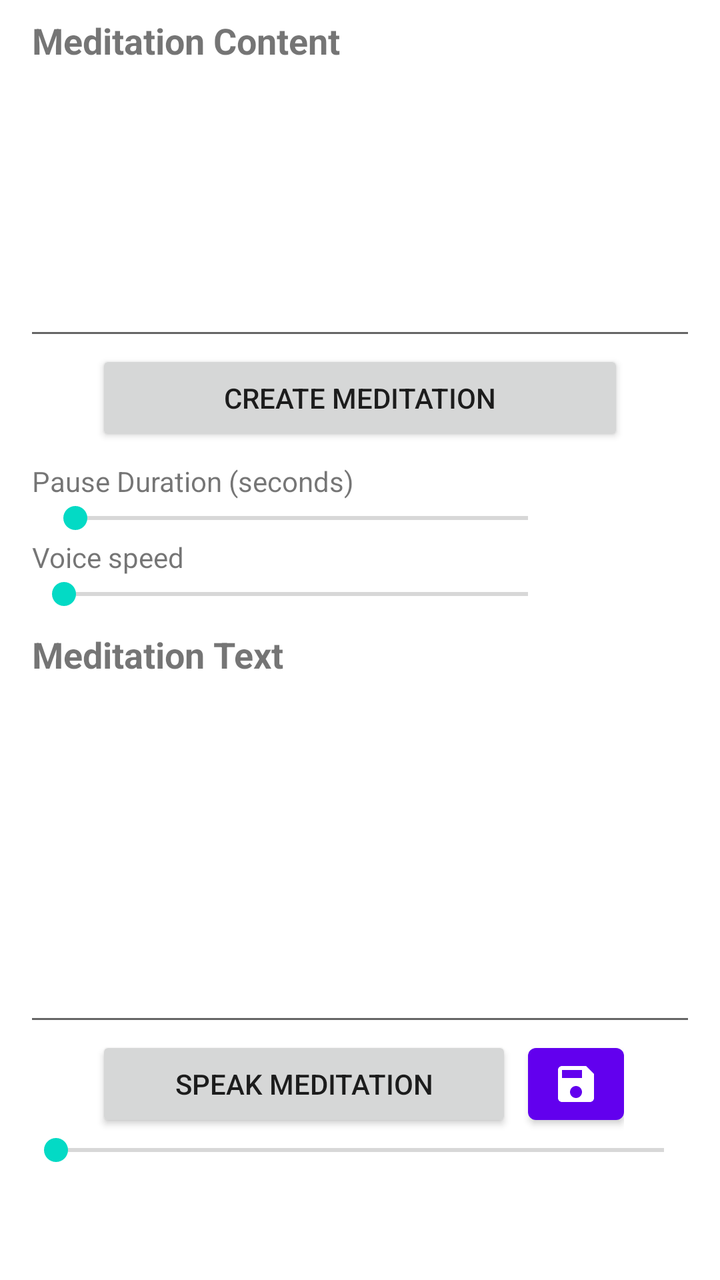
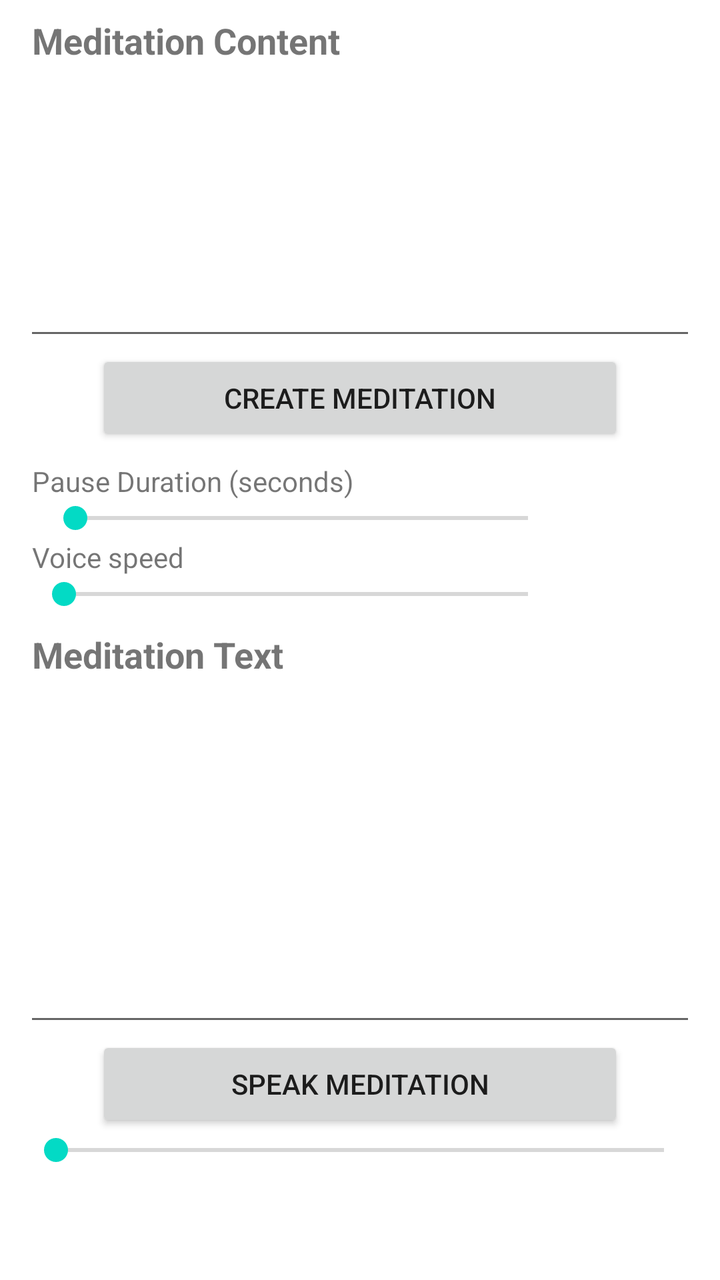

An Android layout rendered at two revisions. The XML below is the earlier revision; the diff shows what the commit changed to produce the second picture.
<!-- AndroidManifest.xml: application theme Theme.MyMeditation -->
<!-- res/layout/fragment_meditation.xml -->
<?xml version="1.0" encoding="utf-8"?>
<LinearLayout xmlns:android="http://schemas.android.com/apk/res/android"
    xmlns:app="http://schemas.android.com/apk/res-auto"
    android:layout_width="match_parent"
    android:layout_height="match_parent"
    android:orientation="vertical"
    android:paddingBottom="?attr/actionBarSize">

    <TextView
        android:id="@+id/labelMeditationContent"
        android:layout_width="wrap_content"
        android:layout_height="wrap_content"
        android:layout_marginStart="@dimen/activity_horizontal_margin"
        android:layout_marginEnd="@dimen/activity_horizontal_margin"
        android:layout_marginTop="@dimen/activity_heading_margin"
        android:labelFor="@id/editTextMeditationContent"
        android:text="@string/label_meditation_content"
        android:textSize="@dimen/text_size_content_heading"
        android:textStyle="bold" />

    <EditText
        android:id="@+id/editTextMeditationContent"
        android:layout_width="match_parent"
        android:layout_height="0dp"
        android:layout_marginStart="@dimen/editText_horizontal_margin"
        android:layout_marginEnd="@dimen/editText_horizontal_margin"
        android:layout_weight="0.8"
        android:gravity="top"
        android:importantForAutofill="no"
        android:inputType="textMultiLine"
        android:textSize="@dimen/text_size_content" />

    <Button
        android:id="@+id/buttonCreateMeditation"
        android:layout_width="match_parent"
        android:layout_height="wrap_content"
        android:layout_marginStart="@dimen/single_button_horizontal_margin"
        android:layout_marginEnd="@dimen/single_button_horizontal_margin"
        android:text="@string/button_create_meditation" />

    <TextView
        android:layout_width="wrap_content"
        android:layout_height="wrap_content"
        android:layout_marginStart="@dimen/activity_horizontal_margin"
        android:layout_marginEnd="@dimen/activity_horizontal_margin"
        android:layout_marginTop="@dimen/activity_heading_margin"
        android:labelFor="@id/seekBarPauseDuration"
        android:text="@string/label_pause_duration" />

    <LinearLayout
        android:layout_width="match_parent"
        android:layout_height="wrap_content"
        android:layout_marginStart="@dimen/activity_horizontal_margin"
        android:layout_marginEnd="@dimen/activity_horizontal_margin"
        android:orientation="horizontal">

        <SeekBar
            android:id="@+id/seekBarPauseDuration"
            android:layout_width="0px"
            android:layout_height="wrap_content"
            android:layout_weight="1"
            android:indeterminate="false"
            android:max="40"
            android:min="0"
            android:progress="1" />

        <TextView
            android:id="@+id/textPauseDuration"
            android:clickable="true"
            android:focusable="true"
            android:layout_width="64dp"
            android:layout_height="wrap_content"
            android:textAlignment="viewEnd" />
    </LinearLayout>

    <TextView
        android:layout_width="wrap_content"
        android:layout_height="wrap_content"
        android:layout_marginStart="@dimen/activity_horizontal_margin"
        android:text="@string/label_voice_speed" />
    <LinearLayout
        android:layout_width="match_parent"
        android:layout_height="wrap_content"
        android:layout_marginStart="@dimen/activity_horizontal_margin"
        android:layout_marginEnd="@dimen/activity_horizontal_margin"
        android:orientation="horizontal">
        <SeekBar
            android:id="@+id/seekBarVoiceSpeed"
            android:layout_width="0dp"
            android:layout_height="wrap_content"
            android:layout_weight="1"
            android:max="1000" />
        <TextView
            android:id="@+id/textVoiceSpeed"
            android:layout_width="64dp"
            android:layout_height="wrap_content"
            android:clickable="true"
            android:focusable="true"
            android:textAlignment="viewEnd" />
    </LinearLayout>

    <TextView
        android:layout_width="wrap_content"
        android:layout_height="wrap_content"
        android:layout_marginStart="@dimen/activity_horizontal_margin"
        android:layout_marginEnd="@dimen/activity_horizontal_margin"
        android:layout_marginTop="@dimen/activity_heading_margin"
        android:labelFor="@id/editTextMeditationText"
        android:text="@string/label_meditation_text"
        android:textSize="@dimen/text_size_content_heading"
        android:textStyle="bold" />

    <EditText
        android:id="@+id/editTextMeditationText"
        android:layout_width="match_parent"
        android:layout_height="0dp"
        android:layout_marginStart="@dimen/editText_horizontal_margin"
        android:layout_marginEnd="@dimen/editText_horizontal_margin"
        android:layout_weight="1"
        android:gravity="top"
        android:importantForAutofill="no"
        android:inputType="textMultiLine"
        android:textSize="@dimen/text_size_content" />

    <TextView
        android:id="@+id/textSpeechStatus"
        android:layout_width="match_parent"
        android:layout_height="wrap_content"
        android:layout_margin="0dp"
        android:padding="0dp"
        android:minHeight="0dp"
        android:includeFontPadding="false"
        android:textSize="12sp"
        android:accessibilityLiveRegion="polite"
        android:maxLines="1"
        android:ellipsize="end"
        android:visibility="gone" />

    <LinearLayout
        android:id="@+id/idlePlaybackActions"
        android:layout_width="match_parent"
        android:layout_height="wrap_content"
        android:layout_marginStart="@dimen/single_button_horizontal_margin"
        android:layout_marginEnd="@dimen/single_button_horizontal_margin"
        android:gravity="center_vertical"
        android:orientation="horizontal">

        <Button
            android:id="@+id/buttonSpeakMeditation"
            android:layout_width="0dp"
            android:layout_height="wrap_content"
            android:layout_weight="1"
            android:text="@string/button_speak_meditation" />

        <com.google.android.material.button.MaterialButton
            android:id="@+id/buttonExportMeditation"
            style="@style/PlaybackControl"
            android:layout_marginStart="8dp"
            android:layout_marginEnd="0dp"
            android:contentDescription="@string/button_export_meditation"
            android:tooltipText="@string/button_export_meditation"
            app:icon="@drawable/ic_save_audio" />
    </LinearLayout>

    <LinearLayout
        android:id="@+id/playbackControls"
        android:visibility="gone"
        android:layout_width="match_parent"
        android:layout_height="48dp"
        android:gravity="center"
        android:orientation="horizontal">
        <com.google.android.material.button.MaterialButton
            android:id="@+id/buttonPreviousMeditation"
            style="@style/PlaybackControl"
            app:icon="@drawable/ic_playback_previous"
            android:contentDescription="@string/notification_previous"
            android:tooltipText="@string/notification_previous"
            android:enabled="false" />
        <FrameLayout
            android:layout_width="56dp"
            android:layout_height="48dp">
        <com.google.android.material.button.MaterialButton
            android:id="@+id/buttonResumeMeditation"
            style="@style/PlaybackControl"
            app:icon="@drawable/ic_playback_play"
            android:contentDescription="@string/button_speak_meditation"
            android:tooltipText="@string/button_speak_meditation" />
        <com.google.android.material.button.MaterialButton
            android:id="@+id/buttonPauseMeditation"
            style="@style/PlaybackControl"
            app:icon="@drawable/ic_playback_pause"
            android:contentDescription="@string/button_pause_meditation"
            android:tooltipText="@string/button_pause_meditation"
            android:visibility="gone" />
        </FrameLayout>
        <com.google.android.material.button.MaterialButton
            android:id="@+id/buttonEndMeditation"
            style="@style/PlaybackControl"
            app:icon="@drawable/ic_playback_stop"
            android:contentDescription="@string/button_end_meditation"
            android:tooltipText="@string/button_end_meditation"
            android:enabled="false" />
        <com.google.android.material.button.MaterialButton
            android:id="@+id/buttonNextMeditation"
            style="@style/PlaybackControl"
            app:icon="@drawable/ic_playback_next"
            android:contentDescription="@string/notification_next"
            android:tooltipText="@string/notification_next"
            android:enabled="false" />
    </LinearLayout>

    <TextView
        android:id="@+id/textExportStatus"
        android:layout_width="match_parent"
        android:layout_height="wrap_content"
        android:layout_marginHorizontal="@dimen/activity_horizontal_margin"
        android:accessibilityLiveRegion="polite"
        android:maxLines="2"
        android:textSize="12sp"
        android:visibility="gone" />
    <SeekBar
        android:id="@+id/seekBarAudio"
        android:layout_width="match_parent"
        android:layout_height="wrap_content"
        android:layout_marginStart="@dimen/editText_horizontal_margin"
        android:layout_marginEnd="@dimen/editText_horizontal_margin"
        android:indeterminate="false"
        android:max="100"
        android:min="0"
        android:progress="0" />

</LinearLayout>
<!-- resources referenced by this layout -->
<resources>
  <dimen name="activity_heading_margin">8dp</dimen>
  <dimen name="activity_horizontal_margin">16dp</dimen>
  <dimen name="editText_horizontal_margin">12dp</dimen>
  <dimen name="single_button_horizontal_margin">48dp</dimen>
  <dimen name="text_size_content">16sp</dimen>
  <dimen name="text_size_content_heading">18sp</dimen>
  <!-- drawable ic_playback_next (drawable) -->
  <vector xmlns:android="http://schemas.android.com/apk/res/android"
      android:width="24dp" android:height="24dp"
      android:viewportWidth="24" android:viewportHeight="24">
      <path android:fillColor="#FFFFFFFF" android:pathData="M16,5h2v14h-2z M6,5l10,7 -10,7z" />
  </vector>
  <!-- drawable ic_playback_pause (drawable) -->
  <vector xmlns:android="http://schemas.android.com/apk/res/android"
      android:width="24dp" android:height="24dp"
      android:viewportWidth="24" android:viewportHeight="24">
      <path android:fillColor="#FFFFFFFF" android:pathData="M6,5h4v14H6z M14,5h4v14h-4z" />
  </vector>
  <!-- drawable ic_playback_play (drawable) -->
  <vector xmlns:android="http://schemas.android.com/apk/res/android"
      android:width="24dp" android:height="24dp"
      android:viewportWidth="24" android:viewportHeight="24">
      <path android:fillColor="#FFFFFFFF" android:pathData="M8,5v14l11,-7z" />
  </vector>
  <!-- drawable ic_playback_previous (drawable) -->
  <vector xmlns:android="http://schemas.android.com/apk/res/android"
      android:width="24dp" android:height="24dp"
      android:viewportWidth="24" android:viewportHeight="24">
      <path android:fillColor="#FFFFFFFF" android:pathData="M6,5h2v14H6z M18,5v14L8,12z" />
  </vector>
  <!-- drawable ic_playback_stop (drawable) -->
  <vector xmlns:android="http://schemas.android.com/apk/res/android"
      android:width="24dp" android:height="24dp"
      android:viewportWidth="24" android:viewportHeight="24">
      <path android:fillColor="#FFFFFFFF" android:pathData="M6,6h12v12H6z" />
  </vector>
  <!-- drawable ic_save_audio (drawable) -->
  <vector xmlns:android="http://schemas.android.com/apk/res/android"
      android:width="24dp"
      android:height="24dp"
      android:viewportWidth="24"
      android:viewportHeight="24"
  >
      <path
          android:fillColor="@android:color/white"
          android:pathData="M17,3L5,3c-1.11,0 -2,0.9 -2,2v14c0,1.1 0.89,2 2,2h14c1.1,0 2,-0.9 2,-2L21,7l-4,-4zM12,19c-1.66,0 -3,-1.34 -3,-3s1.34,-3 3,-3 3,1.34 3,3 -1.34,3 -3,3zM15,9L5,9L5,5h10v4z" />
  </vector>
  <string name="button_create_meditation">Create Meditation</string>
  <string name="button_end_meditation">End meditation</string>
  <string name="button_export_meditation">Save audio</string>
  <string name="button_pause_meditation">Pause Meditation</string>
  <string name="button_speak_meditation">Speak Meditation</string>
  <string name="label_meditation_content">Meditation Content</string>
  <string name="label_meditation_text">Meditation Text</string>
  <string name="label_pause_duration">Pause Duration (seconds)</string>
  <string name="label_voice_speed">Voice speed</string>
  <string name="notification_next">Next</string>
  <string name="notification_previous">Previous</string>
  <style name="PlaybackControl" parent="Widget.MaterialComponents.Button">
          <item name="android:layout_width">48dp</item>
          <item name="android:layout_height">48dp</item>
          <item name="android:layout_marginHorizontal">4dp</item>
          <item name="android:minWidth">0dp</item>
          <item name="android:padding">12dp</item>
          <item name="iconSize">24dp</item>
          <item name="iconPadding">0dp</item>
          <item name="iconGravity">textStart</item>
      </style>
  <color name="purple_500">#FF6200EE</color>
  <color name="purple_700">#FF3700B3</color>
  <color name="white">#FFFFFFFF</color>
  <color name="teal_200">#FF03DAC5</color>
  <color name="teal_700">#FF018786</color>
  <color name="black">#FF000000</color>
  <!-- unchanged entries left out for length: 1 -->
</resources>

<!-- the commit's change to res/layout/fragment_meditation.xml (unified diff, before → after) -->
@@ -105,6 +105,7 @@
         android:layout_marginStart="@dimen/activity_horizontal_margin"
         android:layout_marginEnd="@dimen/activity_horizontal_margin"
         android:layout_marginTop="@dimen/activity_heading_margin"
+        android:id="@+id/labelMeditationText"
         android:labelFor="@id/editTextMeditationText"
         android:text="@string/label_meditation_text"
         android:textSize="@dimen/text_size_content_heading"
@@ -152,14 +153,6 @@
             android:layout_weight="1"
             android:text="@string/button_speak_meditation" />
 
-        <com.google.android.material.button.MaterialButton
-            android:id="@+id/buttonExportMeditation"
-            style="@style/PlaybackControl"
-            android:layout_marginStart="8dp"
-            android:layout_marginEnd="0dp"
-            android:contentDescription="@string/button_export_meditation"
-            android:tooltipText="@string/button_export_meditation"
-            app:icon="@drawable/ic_save_audio" />
     </LinearLayout>
 
     <LinearLayout
@@ -209,15 +202,6 @@
             android:enabled="false" />
     </LinearLayout>
 
-    <TextView
-        android:id="@+id/textExportStatus"
-        android:layout_width="match_parent"
-        android:layout_height="wrap_content"
-        android:layout_marginHorizontal="@dimen/activity_horizontal_margin"
-        android:accessibilityLiveRegion="polite"
-        android:maxLines="2"
-        android:textSize="12sp"
-        android:visibility="gone" />
     <SeekBar
         android:id="@+id/seekBarAudio"
         android:layout_width="match_parent"
<!-- resource entries referenced after the edit -->
@@ -36,20 +36,8 @@
       android:viewportWidth="24" android:viewportHeight="24">
       <path android:fillColor="#FFFFFFFF" android:pathData="M6,6h12v12H6z" />
   </vector>
-  <!-- drawable ic_save_audio (drawable) -->
-  <vector xmlns:android="http://schemas.android.com/apk/res/android"
-      android:width="24dp"
-      android:height="24dp"
-      android:viewportWidth="24"
-      android:viewportHeight="24"
-  >
-      <path
-          android:fillColor="@android:color/white"
-          android:pathData="M17,3L5,3c-1.11,0 -2,0.9 -2,2v14c0,1.1 0.89,2 2,2h14c1.1,0 2,-0.9 2,-2L21,7l-4,-4zM12,19c-1.66,0 -3,-1.34 -3,-3s1.34,-3 3,-3 3,1.34 3,3 -1.34,3 -3,3zM15,9L5,9L5,5h10v4z" />
-  </vector>
   <string name="button_create_meditation">Create Meditation</string>
   <string name="button_end_meditation">End meditation</string>
-  <string name="button_export_meditation">Save audio</string>
   <string name="button_pause_meditation">Pause Meditation</string>
   <string name="button_speak_meditation">Speak Meditation</string>
   <string name="label_meditation_content">Meditation Content</string>
